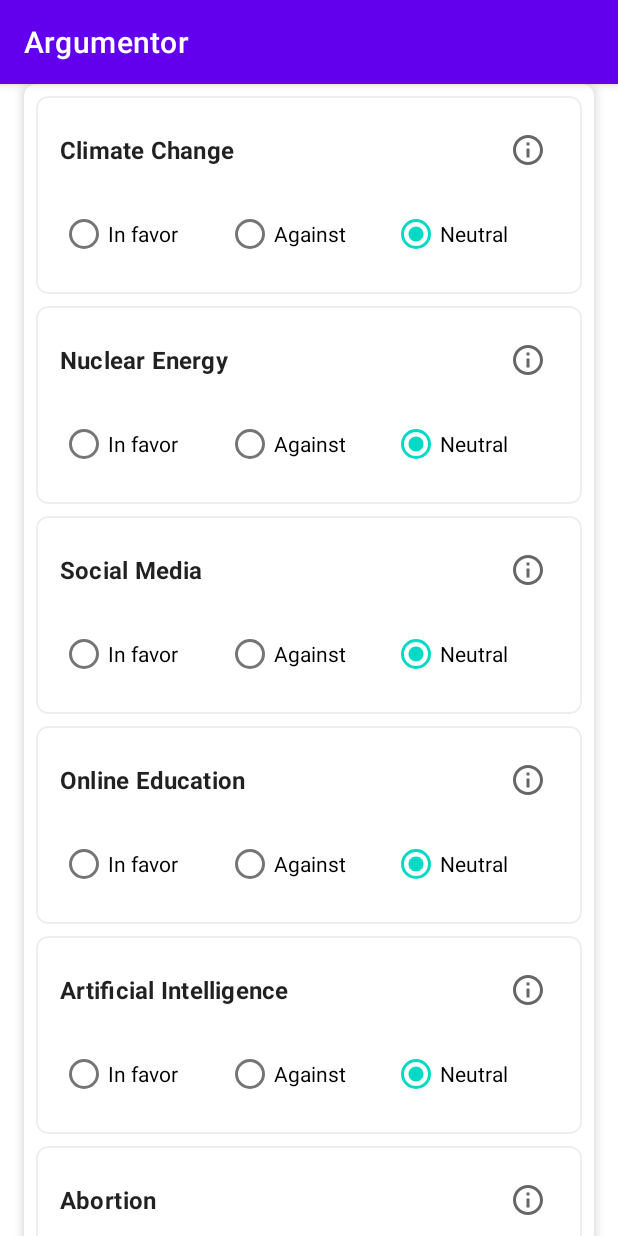
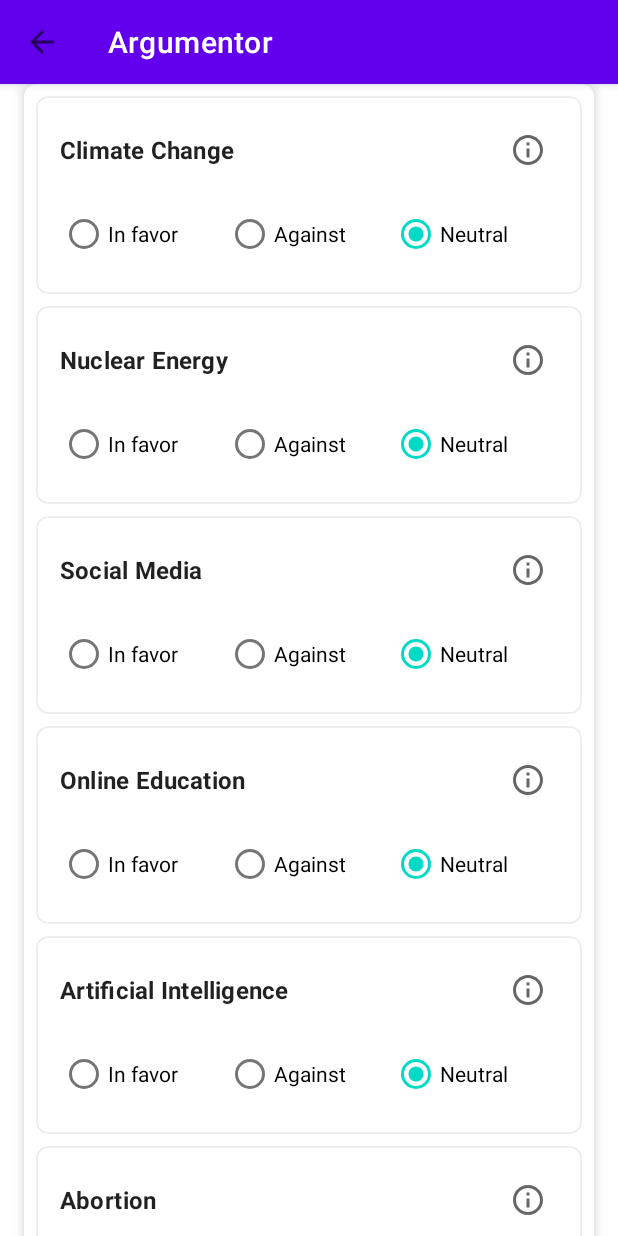
Before and after one commit to jarranz01/Argumentor, an Android app built with Jetpack Compose: the FormularioActivity screen opened directly, with no data from a screen before it, on a phone screen of 412 x 824 dp. Run offline under Robolectric (Android 15) with nearby library versions, the phone set to English and light mode, and no system bars; our stand-ins replace Timber, data binding.

Commit message:
databindings que faltaban

```diff
--- a/app/src/main/java/com/argumentor/FormularioActivity.kt
+++ b/app/src/main/java/com/argumentor/FormularioActivity.kt
@@ -8,83 +8,62 @@ import android.view.View
 import android.view.animation.AnimationUtils
 import androidx.activity.viewModels
 import androidx.appcompat.app.AppCompatActivity
-import androidx.appcompat.widget.Toolbar
+import androidx.databinding.DataBindingUtil
 import androidx.recyclerview.widget.LinearLayoutManager
-import androidx.recyclerview.widget.RecyclerView
-import com.google.android.material.button.MaterialButton
+import com.argumentor.databinding.ActivityFormularioBinding
+import com.argumentor.viewmodels.FormularioViewModel
 import timber.log.Timber
 
 class FormularioActivity : AppCompatActivity() {
 
-    private lateinit var recyclerTemas: RecyclerView
-    private lateinit var btnContinuar: MaterialButton
-    private lateinit var loadingOverlay: View
+    private lateinit var binding: ActivityFormularioBinding
+    private lateinit var observer: MyObserver
 
     // ViewModel para mantener los datos al girar la pantalla
-    private val formularioViewModel: FormularioViewModel by viewModels()
+    private val viewModel: FormularioViewModel by viewModels()
 
     override fun onCreate(savedInstanceState: Bundle?) {
         super.onCreate(savedInstanceState)
-        setContentView(R.layout.activity_formulario)
+
+        // Inicializar el observador del ciclo de vida
+        observer = MyObserver(this.lifecycle, "FormularioActivity")
+
+        // Inicializar el data binding
+        binding = DataBindingUtil.setContentView(this, R.layout.activity_formulario)
+        binding.lifecycleOwner = this
+        binding.viewModel = viewModel
 
         // Configurar la toolbar
-        val toolbar: Toolbar = findViewById(R.id.toolbar)
-        setSupportActionBar(toolbar)
-
-        // Inicializar vistas
-        recyclerTemas = findViewById(R.id.recyclerTemas)
-        btnContinuar = findViewById(R.id.btnContinuar)
-        loadingOverlay = findViewById(R.id.loadingOverlay)
+        setSupportActionBar(binding.toolbar)
+        supportActionBar?.setDisplayHomeAsUpEnabled(true)
+        binding.toolbar.setNavigationOnClickListener { onBackPressedDispatcher.onBackPressed() }
 
         // Animación para la RecyclerView
         val animation = AnimationUtils.loadAnimation(this, android.R.anim.fade_in)
-        recyclerTemas.startAnimation(animation)
+        binding.recyclerTemas.startAnimation(animation)
 
         // Configurar RecyclerView cuando cambian los datos del ViewModel
-        formularioViewModel.jugador.observe(this) { jugador ->
-            recyclerTemas.layoutManager = LinearLayoutManager(this)
-            recyclerTemas.adapter = TemaAdapter(jugador.listaTemas) { nombreTema, opinion ->
-                formularioViewModel.asignarPostura(nombreTema, opinion)
+        viewModel.jugador.observe(this) { jugador ->
+            binding.recyclerTemas.layoutManager = LinearLayoutManager(this)
+            binding.recyclerTemas.adapter = TemaAdapter(jugador.listaTemas) { nombreTema, opinion ->
+                viewModel.asignarPostura(nombreTema, opinion)
             }
-
         }
 
         // Configurar evento de clic para el botón continuar
-        btnContinuar.setOnClickListener {
-            loadingOverlay.visibility = View.VISIBLE
+        binding.btnContinuar.setOnClickListener {
+            // Mostrar el overlay de carga manualmente
+            binding.loadingOverlay.visibility = View.VISIBLE
 
             Handler(Looper.getMainLooper()).postDelayed({
-                loadingOverlay.visibility = View.GONE
+                // Ocultar el overlay de carga
+                binding.loadingOverlay.visibility = View.GONE
 
                 // Navegar a la siguiente actividad
-                val intent = Intent(this, LoginActivity::class.java)
+                val intent = Intent(this, HomeActivity::class.java)
                 startActivity(intent)
+                Timber.i("Navegando desde FormularioActivity a HomeActivity")
             }, 1500)
         }
     }
-
-    override fun onStart() {
-        super.onStart()
-        Timber.i("onStart called")
-    }
-
-    override fun onResume() {
-        super.onResume()
-        Timber.i("onResume called")
-    }
-
-    override fun onPause() {
-        super.onPause()
-        Timber.i("onPause called")
-    }
-
-    override fun onStop() {
-        super.onStop()
-        Timber.i("onStop called")
-    }
-
-    override fun onDestroy() {
-        super.onDestroy()
-        Timber.i("onDestroy called")
-    }
 }
--- a/app/src/main/java/com/argumentor/LoginActivity.kt
+++ b/app/src/main/java/com/argumentor/LoginActivity.kt
@@ -9,12 +9,11 @@ import com.argumentor.databinding.ActivityLoginBinding
 import timber.log.Timber
 
 class LoginActivity : AppCompatActivity() {
-
     private lateinit var binding: ActivityLoginBinding
     private lateinit var observer: MyObserver
     override fun onCreate(savedInstanceState: Bundle?) {
         super.onCreate(savedInstanceState)
-        observer = MyObserver(this.lifecycle)
+        observer = MyObserver(this.lifecycle, "LoginActivity")
         // Vincular Data Binding con la vista
         binding = DataBindingUtil.setContentView(this, R.layout.activity_login)
 
--- a/app/src/main/res/layout/activity_formulario.xml
+++ b/app/src/main/res/layout/activity_formulario.xml
@@ -1,6 +1,14 @@
 <?xml version="1.0" encoding="utf-8"?>
-<androidx.coordinatorlayout.widget.CoordinatorLayout xmlns:android="http://schemas.android.com/apk/res/android"
-    xmlns:app="http://schemas.android.com/apk/res-auto"
+<layout xmlns:android="http://schemas.android.com/apk/res/android"
+    xmlns:app="http://schemas.android.com/apk/res-auto">
+
+    <data>
+        <variable
+            name="viewModel"
+            type="com.argumentor.viewmodels.FormularioViewModel" />
+    </data>
+
+    <androidx.coordinatorlayout.widget.CoordinatorLayout
         android:layout_width="match_parent"
         android:layout_height="match_parent">
 
@@ -103,3 +111,4 @@
         </FrameLayout>
 
     </androidx.coordinatorlayout.widget.CoordinatorLayout>
+</layout>
```
Also changed, not shown: app/src/main/java/com/argumentor/viewmodels/FormularioViewModel.kt (renamed from app/src/main/java/com/argumentor/FormularioViewModel.kt, +4 -4 lines). Lines whose indentation alone changed are shown as unchanged.
